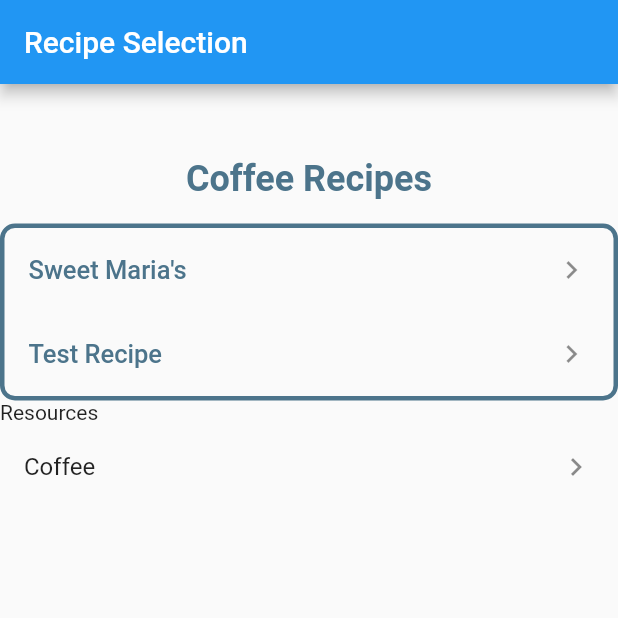
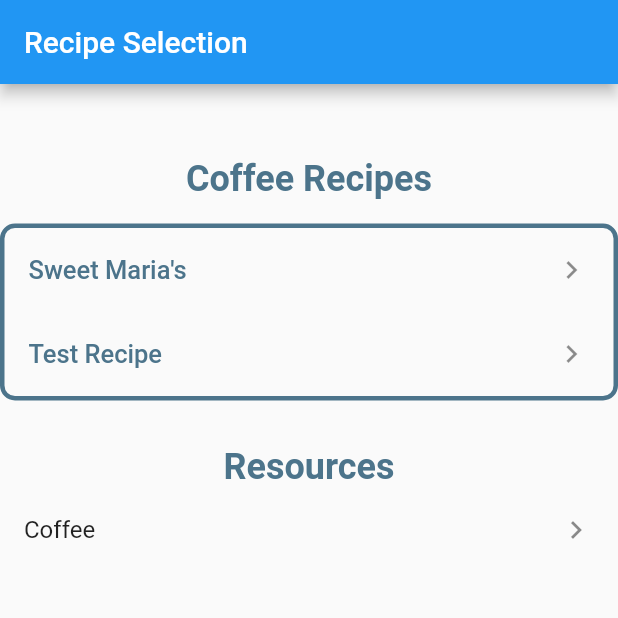
Before and after one commit to DarckHorse/software_engineering_assign_1, a Flutter app: the screen it shows after launch, on a phone screen of 412 x 824 dp, the top half of it. Run offline on Flutter 3.47's test engine with Material 2 defaults, Android fonts, the phone set to English and light mode, and no system bars.

Commit message:
added formatting to Resources text

```diff
--- a/lib/screens/recipe_selection_screen.dart
+++ b/lib/screens/recipe_selection_screen.dart
@@ -27,7 +27,17 @@ class RecipeSelectionScreen extends StatelessWidget {
           ),
           Padding(padding: EdgeInsets.all(8)),
           RecipeList(),
-          Text("Resources"),
+          Padding(padding: EdgeInsets.all(15)),
+          Text(
+            "Resources",
+            key: Key("coffee-recipes"),
+            style: TextStyle(
+              color: Color(0xff4C748B),
+              fontSize: 24,
+              fontWeight: FontWeight.w700,
+            ),
+            textAlign: TextAlign.center,
+          ),
           ResourceList()
         ],
       ),
```
